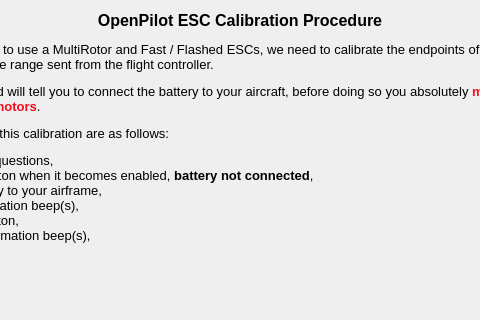
librepilot/LibrePilot, file ground/openpilotgcs/src/plugins/setupwizard/pages/esccalibrationpage.ui: the form before one commit; both pictures show x 135 to 615 and y 0 to 320 of the 750 by 625 pixel window.
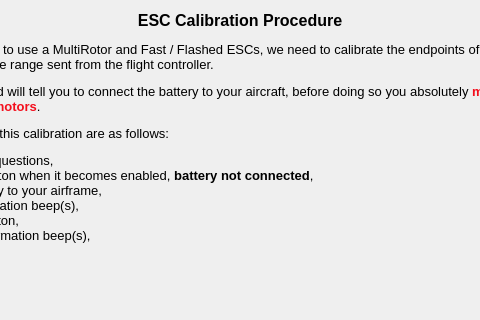
The form after the commit. Icons and pictures are not drawn.

Diff of the .ui file:
```diff
--- a/ground/openpilotgcs/src/plugins/setupwizard/pages/esccalibrationpage.ui
+++ b/ground/openpilotgcs/src/plugins/setupwizard/pages/esccalibrationpage.ui
@@ -33,7 +33,7 @@
 &lt;html&gt;&lt;head&gt;&lt;meta name=&quot;qrichtext&quot; content=&quot;1&quot; /&gt;&lt;style type=&quot;text/css&quot;&gt;
 p, li { white-space: pre-wrap; }
 &lt;/style&gt;&lt;/head&gt;&lt;body style=&quot; font-family:'Cantarell'; font-size:11pt; font-weight:400; font-style:normal;&quot;&gt;
-&lt;p align=&quot;center&quot; style=&quot; margin-top:12px; margin-bottom:12px; margin-left:0px; margin-right:0px; -qt-block-indent:0; text-indent:0px;&quot;&gt;&lt;span style=&quot; font-size:12pt; font-weight:600;&quot;&gt;OpenPilot ESC Calibration Procedure&lt;/span&gt;&lt;/p&gt;
+&lt;p align=&quot;center&quot; style=&quot; margin-top:12px; margin-bottom:12px; margin-left:0px; margin-right:0px; -qt-block-indent:0; text-indent:0px;&quot;&gt;&lt;span style=&quot; font-size:12pt; font-weight:600;&quot;&gt;ESC Calibration Procedure&lt;/span&gt;&lt;/p&gt;
 &lt;p style=&quot; margin-top:12px; margin-bottom:12px; margin-left:0px; margin-right:0px; -qt-block-indent:0; text-indent:0px;&quot;&gt;&lt;span style=&quot; font-size:10pt;&quot;&gt;As you have selected to use a MultiRotor and Fast / Flashed ESCs, we need to calibrate the endpoints of these ESCs so they can see the full throttle range sent from the flight controller.&lt;/span&gt;&lt;/p&gt;
 &lt;p style=&quot; margin-top:12px; margin-bottom:12px; margin-left:0px; margin-right:0px; -qt-block-indent:0; text-indent:0px;&quot;&gt;&lt;span style=&quot; font-size:10pt;&quot;&gt;This part of the wizard will tell you to connect the battery to your aircraft, before doing so you absolutely &lt;/span&gt;&lt;span style=&quot; font-size:10pt; font-weight:600; color:#f30f1d;&quot;&gt;must remove the propellers from all motors&lt;/span&gt;&lt;span style=&quot; font-size:10pt;&quot;&gt;. &lt;/span&gt;&lt;/p&gt;
 &lt;p style=&quot; margin-top:12px; margin-bottom:12px; margin-left:0px; margin-right:0px; -qt-block-indent:0; text-indent:0px;&quot;&gt;&lt;span style=&quot; font-size:10pt;&quot;&gt;The steps to perform this calibration are as follows:&lt;/span&gt;&lt;/p&gt;
```
